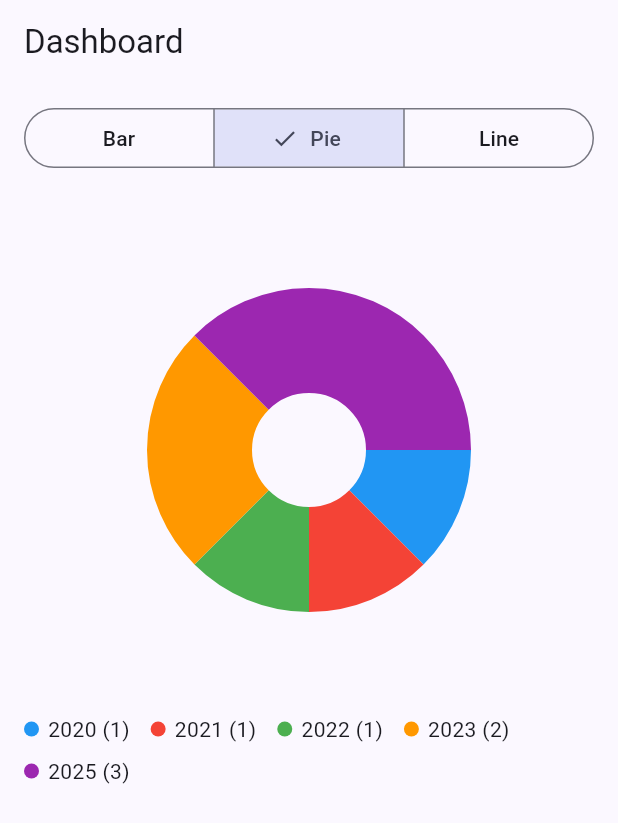
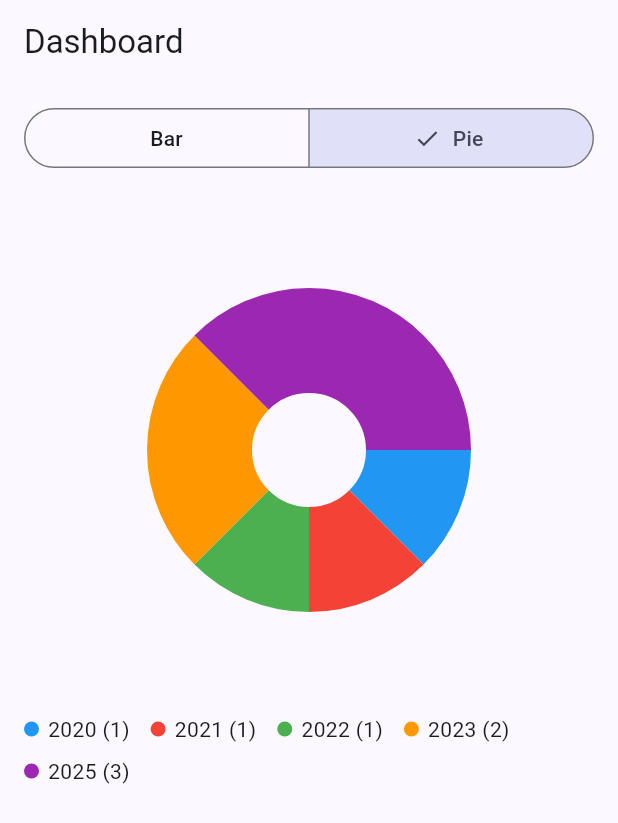
Before and after one commit to neeraj-brightly12/flutterpoc, a Flutter app: the DashboardPage screen opened directly, after a tap on "Pie", on a phone screen of 412 x 824 dp. Shown: the top 823 px of the screen. Run offline on Flutter 3.47's test engine with Material 3 defaults, Android fonts, the phone set to English and light mode, and no system bars; drawn by our look-alikes of fl_chart; our stand-ins replace cached_network_image, connectivity_plus, dio, sqflite; accounts and stored records are empty; network calls fail.

Commit message:
remove line chart

```diff
--- a/lib/pages/dashboard_page.dart
+++ b/lib/pages/dashboard_page.dart
@@ -10,24 +10,21 @@ class DashboardPage extends StatefulWidget {
   State<DashboardPage> createState() => _DashboardPageState();
 }
 
-enum ChartKind { bar, pie, line }
+enum ChartKind { bar, pie }
 
 class _DashboardPageState extends State<DashboardPage>
     with TickerProviderStateMixin {
   bool _loading = true;
   ChartKind _kind = ChartKind.bar;
 
-  // Raw
+  // Raw data
   List<_Movie> _movies = [];
 
-  // Derived (computed once after load)
+  // Derived data
   late Map<int, int> _countByYear; // year -> count
   late List<int> _yearsSorted;     // sorted unique years
-  late int _minYear;
-  late int _maxYear;
 
-  // Animations
-  late final AnimationController _lineAnim;
+  // Animation for Pie chart
   late final AnimationController _pieAnim;
   late final CurvedAnimation _pieCurve;
 
@@ -35,15 +32,6 @@ class _DashboardPageState extends State<DashboardPage>
   void initState() {
     super.initState();
 
-    // Animated line
-    _lineAnim = AnimationController(
-      vsync: this,
-      duration: const Duration(milliseconds: 900),
-    )..addListener(() {
-        if (_kind == ChartKind.line) setState(() {});
-      });
-
-    // Animated pie (smooth ease-out)
     _pieAnim = AnimationController(
       vsync: this,
       duration: const Duration(milliseconds: 900),
@@ -60,7 +48,6 @@ class _DashboardPageState extends State<DashboardPage>
 
   @override
   void dispose() {
-    _lineAnim.dispose();
     _pieAnim.dispose();
     super.dispose();
   }
@@ -70,21 +57,18 @@ class _DashboardPageState extends State<DashboardPage>
       final sw = Stopwatch()..start();
       final jsonStr = await rootBundle.loadString('assets/movies.json');
       final raw = jsonDecode(jsonStr) as List<dynamic>;
-      // Map to strong model (int year)
+
       _movies = raw.map((e) {
         final m = e as Map<String, dynamic>;
         final year = int.tryParse(m['year']?.toString() ?? '') ?? 0;
         return _Movie(m['title']?.toString() ?? '', year);
       }).where((m) => m.year > 0).toList();
 
-      // Derived
       _countByYear = <int, int>{};
       for (final m in _movies) {
         _countByYear[m.year] = (_countByYear[m.year] ?? 0) + 1;
       }
       _yearsSorted = _countByYear.keys.toList()..sort();
-      _minYear = _yearsSorted.isEmpty ? 2000 : _yearsSorted.first;
-      _maxYear = _yearsSorted.isEmpty ? 2000 : _yearsSorted.last;
 
       sw.stop();
       debugPrint('[DASHBOARD] Loaded ${_movies.length} rows in ${sw.elapsedMilliseconds}ms');
@@ -93,27 +77,14 @@ class _DashboardPageState extends State<DashboardPage>
       _movies = [];
       _countByYear = {};
       _yearsSorted = [];
-      _minYear = 2000;
-      _maxYear = 2000;
     } finally {
       if (mounted) {
         setState(() => _loading = false);
-        _lineAnim.forward(from: 0); // prime the line chart anim
       }
     }
   }
 
-  // PURE helper: no side effects, safe to call multiple times.
-  int _chooseYearTickInterval(int minYear, int maxYear) {
-    final span = max(1, maxYear - minYear);
-    if (span <= 6) return 1;
-    if (span <= 12) return 2;
-    if (span <= 25) return 5;
-    if (span <= 50) return 10;
-    return 20;
-  }
-
-  // Common palette
+  // Palette
   static const _palette = <Color>[
     Colors.blue,
     Colors.red,
@@ -138,36 +109,26 @@ class _DashboardPageState extends State<DashboardPage>
       );
     }
 
-    final swBuild = Stopwatch()..start();
-
     final topBar = Padding(
       padding: const EdgeInsets.fromLTRB(16, 12, 16, 8),
       child: SegmentedButton<ChartKind>(
         segments: const [
           ButtonSegment(value: ChartKind.bar, label: Text('Bar')),
           ButtonSegment(value: ChartKind.pie, label: Text('Pie')),
-          ButtonSegment(value: ChartKind.line, label: Text('Line')),
         ],
         selected: {_kind},
         onSelectionChanged: (s) {
           setState(() => _kind = s.first);
-          if (_kind == ChartKind.line) {
-            _lineAnim.forward(from: 0);
-          } else if (_kind == ChartKind.pie) {
-            _pieAnim.forward(from: 0); // animate pie every time tab selected
+          if (_kind == ChartKind.pie) {
+            _pieAnim.forward(from: 0); // animate pie each time selected
           }
         },
       ),
     );
 
-    final chart = switch (_kind) {
-      ChartKind.bar  => _buildBarChart(context),
-      ChartKind.pie  => _buildPieChart(context),
-      ChartKind.line => _buildLineChart(context),
-    };
-
-    swBuild.stop();
-    debugPrint('[DASHBOARD] ${_kind.name} build/render took ${swBuild.elapsedMilliseconds}ms');
+    final chart = (_kind == ChartKind.bar)
+        ? _buildBarChart(context)
+        : _buildPieChart(context);
 
     return Scaffold(
       appBar: AppBar(title: const Text('Dashboard')),
@@ -179,7 +140,6 @@ class _DashboardPageState extends State<DashboardPage>
             padding: const EdgeInsets.all(16),
             child: chart,
           ),
-          // Small legend (for pie)
           if (_kind == ChartKind.pie) _buildLegend(),
         ],
       ),
@@ -192,7 +152,6 @@ class _DashboardPageState extends State<DashboardPage>
       return const Center(child: Text('No data'));
     }
 
-    // X axis uses sequential index 0..N-1, bottom labels display the actual year.
     final groups = <BarChartGroupData>[];
     for (var i = 0; i < _yearsSorted.length; i++) {
       final year = _yearsSorted[i];
@@ -215,8 +174,7 @@ class _DashboardPageState extends State<DashboardPage>
     final maxCount = _countByYear.values.fold<int>(0, max).toDouble();
     final yTop = max(1, maxCount).toDouble();
 
-    return RepaintBoundary(
-      child: SizedBox(
+    return SizedBox(
       height: 320,
       child: BarChart(
         BarChartData(
@@ -231,8 +189,8 @@ class _DashboardPageState extends State<DashboardPage>
                 reservedSize: 32,
                 showTitles: true,
                 interval: max(1, (yTop / 4).floor()).toDouble(),
-                  getTitlesWidget: (v, meta) => Text(v.toInt().toString(),
-                      style: const TextStyle(fontSize: 10)),
+                getTitlesWidget: (v, meta) =>
+                    Text(v.toInt().toString(), style: const TextStyle(fontSize: 10)),
               ),
             ),
             bottomTitles: AxisTitles(
@@ -245,7 +203,7 @@ class _DashboardPageState extends State<DashboardPage>
                   return Padding(
                     padding: const EdgeInsets.only(top: 6),
                     child: Text(
-                        _yearsSorted[idx].toString(), // <- no ".0"
+                      _yearsSorted[idx].toString(),
                       style: const TextStyle(fontSize: 10),
                     ),
                   );
@@ -257,19 +215,15 @@ class _DashboardPageState extends State<DashboardPage>
           maxY: yTop,
         ),
       ),
-      ),
     );
   }
 
-  // ------------------- PIE (Year shares, animated radius+fade) -------------------
+  // ------------------- PIE (Year shares, animated) -------------------
   Widget _buildPieChart(BuildContext context) {
     if (_countByYear.isEmpty) {
       return const Center(child: Text('No data'));
     }
 
-    final total = _countByYear.values.fold<int>(0, (a, b) => a + b);
-
-    // Animate slice radius (20 → 70) and opacity (0.3 → 1.0)
     final t = _pieCurve.value; // 0..1 eased
     final radius = 20 + (70 - 20) * t;
     final alpha = (0.3 + 0.7 * t).clamp(0.0, 1.0);
@@ -284,26 +238,22 @@ class _DashboardPageState extends State<DashboardPage>
 
       sections.add(
         PieChartSectionData(
-          value: c.toDouble(),    // proportions stay correct
+          value: c.toDouble(),
           color: color,
-          radius: radius,         // grows smoothly
-          title: '',              // clean slices; legend below
+          radius: radius,
           showTitle: false,
         ),
       );
     }
 
-    return RepaintBoundary(
-      child: SizedBox(
+    return SizedBox(
       height: 320,
       child: PieChart(
         PieChartData(
           sections: sections,
           sectionsSpace: 0,
-            // animate center hole slightly too (optional)
-            centerSpaceRadius: 44 - 6 * t, // shrinks a bit while slices grow
+          centerSpaceRadius: 44 - 6 * t,
           pieTouchData: PieTouchData(enabled: false),
-          ),
         ),
       ),
     );
@@ -336,80 +286,9 @@ class _DashboardPageState extends State<DashboardPage>
       ),
     );
   }
-
-  // ------------------- ANIMATED LINE (cumulative releases) -------------------
-  Widget _buildLineChart(BuildContext context) {
-    if (_yearsSorted.isEmpty) {
-      return const Center(child: Text('No data'));
 }
 
-    // Build cumulative count over years
-    final points = <FlSpot>[];
-    var cumul = 0;
-    for (final y in _yearsSorted) {
-      cumul += _countByYear[y] ?? 0;
-      points.add(FlSpot(y.toDouble(), cumul.toDouble()));
-    }
-
-    // Animate the Y by a factor 0..1
-    final t = _lineAnim.value;
-    final animated = points
-        .map((p) => FlSpot(p.x, p.y * t))
-        .toList();
-
-    final yMax = max(1.0, points.last.y);
-    final intervalX = _chooseYearTickInterval(_minYear, _maxYear);
-
-    return RepaintBoundary(
-      child: SizedBox(
-        height: 320,
-        child: LineChart(
-          LineChartData(
-            gridData: const FlGridData(show: true),
-            borderData: FlBorderData(show: false),
-            minX: _minYear.toDouble(),
-            maxX: _maxYear.toDouble(),
-            minY: 0,
-            maxY: yMax,
-            titlesData: FlTitlesData(
-              rightTitles: const AxisTitles(sideTitles: SideTitles(showTitles: false)),
-              topTitles: const AxisTitles(sideTitles: SideTitles(showTitles: false)),
-              leftTitles: AxisTitles(
-                sideTitles: SideTitles(
-                  reservedSize: 32,
-                  showTitles: true,
-                  interval: max(1, (yMax / 4).floor()).toDouble(),
-                  getTitlesWidget: (v, _) =>
-                      Text(v.toInt().toString(), style: const TextStyle(fontSize: 10)),
-                ),
-              ),
-              bottomTitles: AxisTitles(
-                sideTitles: SideTitles(
-                  reservedSize: 28,
-                  showTitles: true,
-                  interval: intervalX.toDouble(),
-                  getTitlesWidget: (v, _) =>
-                      Text(v.toInt().toString(), style: const TextStyle(fontSize: 10)),
-                ),
-              ),
-            ),
-            lineBarsData: [
-              LineChartBarData(
-                spots: animated,
-                isCurved: true,
-                barWidth: 3,
-                color: Colors.indigo,
-                dotData: const FlDotData(show: false),
-              ),
-            ],
-          ),
-        ),
-      ),
-    );
-  }
-}
-
-// Simple value object
+// Simple model
 class _Movie {
   final String title;
   final int year;
```
Also changed, not shown: 1 other file. Lines whose indentation alone changed are shown as unchanged.
